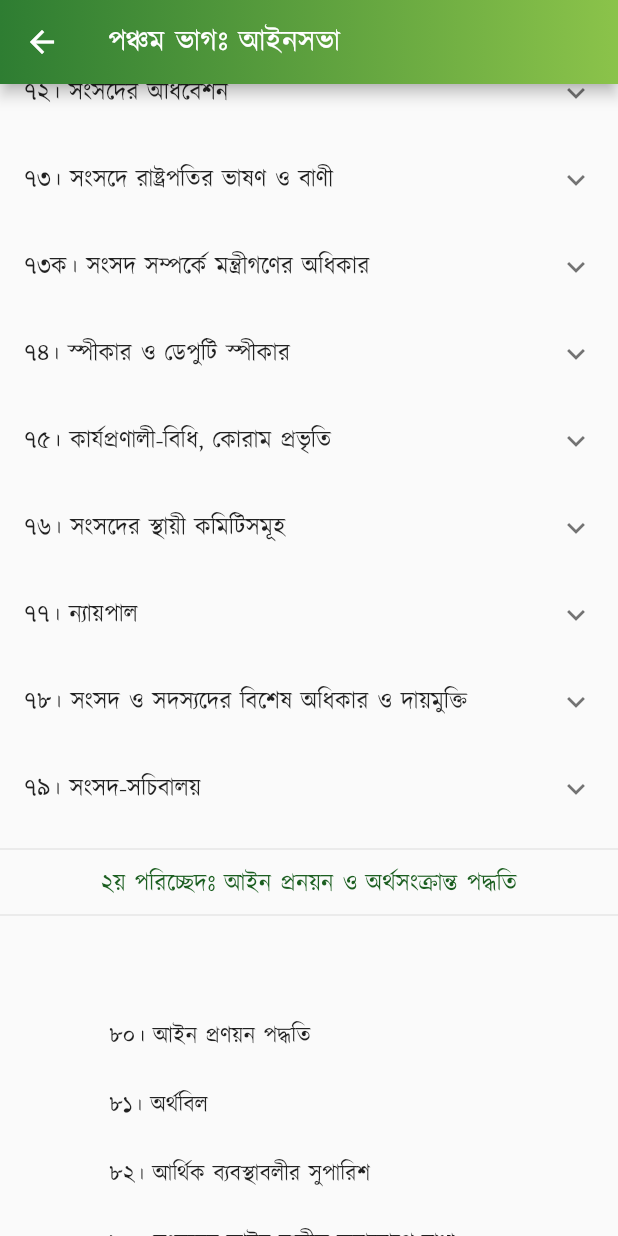
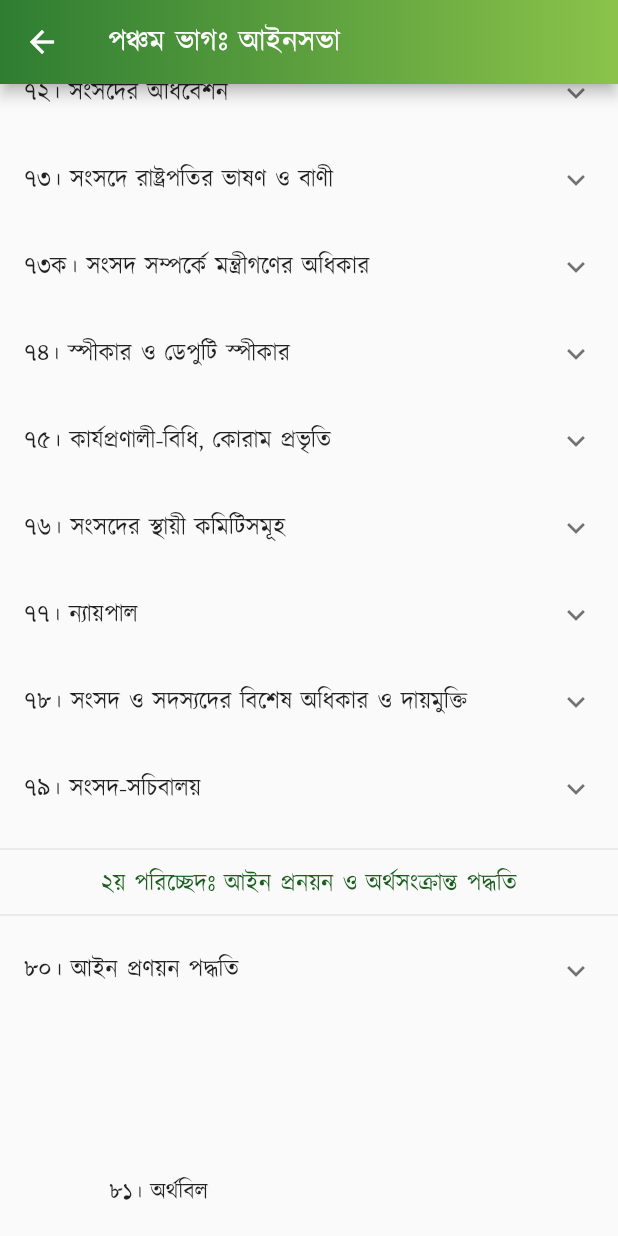
Before and after one commit to Azimul-Haque/flutter-onesignal, a Flutter app: the PartFive screen opened directly, scrolled down 534 dp, on a phone screen of 412 x 824 dp. Run offline on Flutter 3.47's test engine with Material 2 defaults, Android fonts, the phone set to English and light mode, and no system bars; our stand-ins replace fluttertoast, package_info_plus, percent_indicator, shared_preferences, sqflite; missing offline and left inert: blinking_text, flutter_share, onesignal_flutter, slide_popup_dialog; accounts and stored records are empty; network calls fail.

Commit message:
Commit Fri 04/29/2022 12:13:30.87 28044

```diff
--- a/lib/main.dart
+++ b/lib/main.dart
@@ -458,7 +458,7 @@ class _HomePageState extends State<HomePage> {
             Positioned(
               right: 3,
               bottom: 3,
-              child: Text("Version: 1.2.0",
+              child: Text("Version: " + _packageInfo.version,
                   style: TextStyle(color: Colors.white60, fontSize: 11)),
             ),
           ],
--- a/lib/pages/constitution/part5.dart
+++ b/lib/pages/constitution/part5.dart
@@ -387,11 +387,31 @@ class PartFive extends StatelessWidget {
             textAlign: TextAlign.center,
           ),
           Divider(),
+          ExpansionTile(
+            title: Text('৮০। আইন প্রণয়ন পদ্ধতি'),
+            children: <Widget>[
+              ListTile(
+                  title: SelectableText(
+                '৭৯। (১) সংসদের নিজস্ব সচিবালয় থাকিবে।',
+                textAlign: TextAlign.justify,
+              )),
+              ListTile(
+                  title: SelectableText(
+                '(২) সংসদের সচিবালয়ে কর্মচারীদের নিয়োগ ও কর্মের শর্তসমূহ সংসদ আইনের দ্বারা নির্ধারণ করিতে পারিবেন।',
+                textAlign: TextAlign.justify,
+              )),
+              ListTile(
+                  title: SelectableText(
+                '(৩) সংসদ কর্তৃক বিধান প্রণীত না হওয়া পর্যন্ত স্পীকারের সহিত পরামর্শক্রমে রাষ্ট্রপতি সংসদের সচিবালয়ে কর্মচারীদের নিয়োগ ও কর্মের শর্তসমূহ নির্ধারণ করিয়া বিধি প্রণয়ন করিতে পারিবেন এবং অনুরূপভাবে প্রণীত বিধিসমূহ যে কোন আইনের বিধান-সাপেক্ষে কার্যকর হইবে।',
+                textAlign: TextAlign.justify,
+              )),
+            ],
+          ),
           Padding(
             padding: EdgeInsets.all(15),
             child: Column(children: <Widget>[
               Text(
-                "\n\n৮০। আইন প্রণয়ন পদ্ধতি \n\n৮১। অর্থবিল \n\n৮২। আর্থিক ব্যবস্থাবলীর সুপারিশ \n\n৮৩। সংসদের আইন ব্যতীত করারোপে বাধা \n\n৮৪। সংযুক্ত তহবিল ও প্রজাতন্ত্রের সরকারী হিসাব \n\n৮৫। সরকারী অর্থের নিয়ন্ত্রণ \n\n৮৬। প্রজাতন্ত্রের সরকারী হিসাবে প্রদেয় অর্থ \n\n৮৭। বার্ষিক আর্থিক বিবৃতি \n\n৮৮। সংযুক্ত তহবিলের উপর দায় \n\n৮৯। বার্ষিক আর্থিক বিবৃতি সম্পর্কিত পদ্ধতি \n\n৯০। নির্দিষ্টকরণ আইন \n\n৯১। সম্পূরক ও অতিরিক্ত মঞ্জুরী \n\n৯২। হিসাব, ঋণ প্রভৃতির উপর ভোট \n\n৯২ক। [বিলুপ্ত] \n\n\n৩য় পরিচ্ছেদঃ অধ্যাদেশপ্রণয়ন-ক্ষমতা \n\n৯৩। অধ্যাদেশপ্রণয়ন-ক্ষমতা",
+                "\n\n \n\n৮১। অর্থবিল \n\n৮২। আর্থিক ব্যবস্থাবলীর সুপারিশ \n\n৮৩। সংসদের আইন ব্যতীত করারোপে বাধা \n\n৮৪। সংযুক্ত তহবিল ও প্রজাতন্ত্রের সরকারী হিসাব \n\n৮৫। সরকারী অর্থের নিয়ন্ত্রণ \n\n৮৬। প্রজাতন্ত্রের সরকারী হিসাবে প্রদেয় অর্থ \n\n৮৭। বার্ষিক আর্থিক বিবৃতি \n\n৮৮। সংযুক্ত তহবিলের উপর দায় \n\n৮৯। বার্ষিক আর্থিক বিবৃতি সম্পর্কিত পদ্ধতি \n\n৯০। নির্দিষ্টকরণ আইন \n\n৯১। সম্পূরক ও অতিরিক্ত মঞ্জুরী \n\n৯২। হিসাব, ঋণ প্রভৃতির উপর ভোট \n\n৯২ক। [বিলুপ্ত] \n\n\n৩য় পরিচ্ছেদঃ অধ্যাদেশপ্রণয়ন-ক্ষমতা \n\n৯৩। অধ্যাদেশপ্রণয়ন-ক্ষমতা",
                 style:
                     TextStyle(color: Colors.black87, fontSize: 15, height: 1.5),
                 textAlign: TextAlign.justify,
```
Also changed, not shown: lib/pages/constitution/part6.dart (+21 -8 lines).
